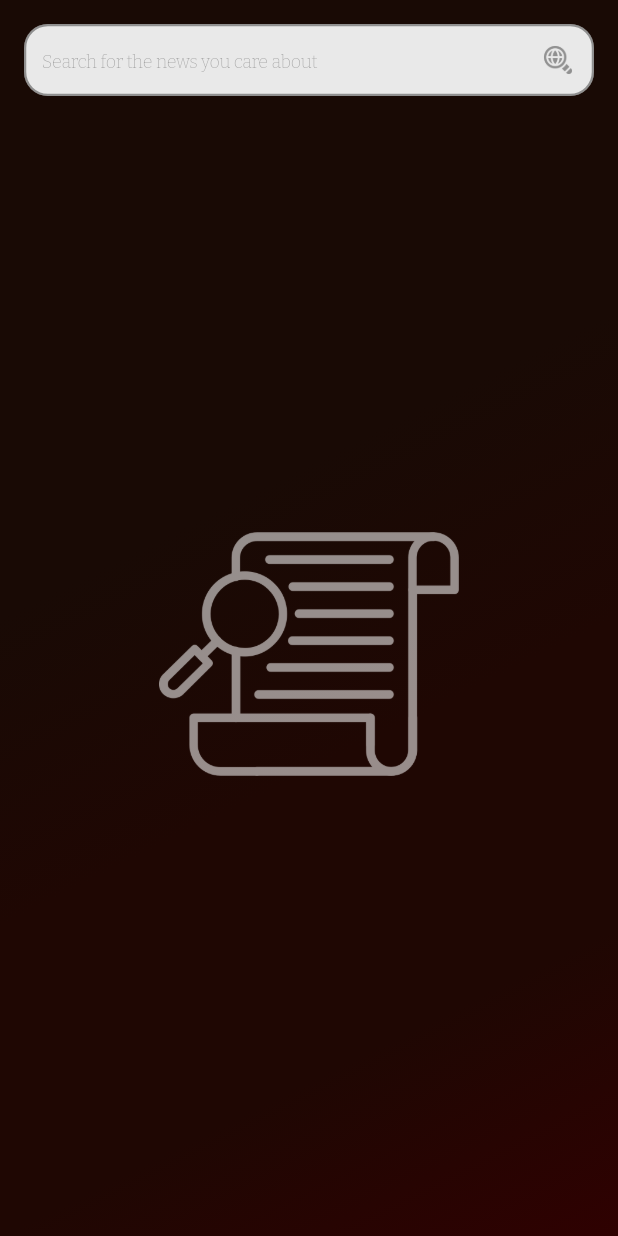
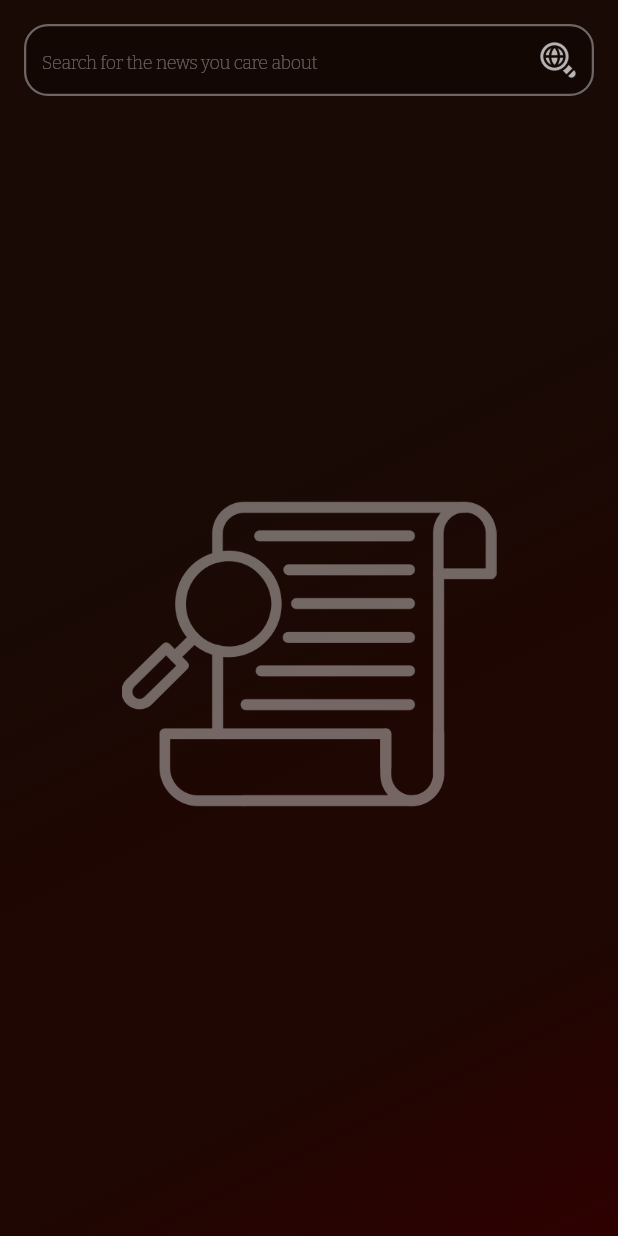
Before and after one commit to MAHDY-714/amanh_news_app, a Flutter app: the SearchView screen opened by its route, on a phone screen of 412 x 824 dp. Run offline on Flutter 3.47's test engine with Material 3 defaults, Android fonts, the phone set to English and light mode, and no system bars; our stand-ins replace avatar_glow, flutter_tabler_icons, go_router; missing offline and left inert: icon_broken; project files that could hold a hidden picture were left out.

Commit message:
custom theme in my app part 4

```diff
--- a/lib/Features/screens/presentation/views/home/widget/category/category_active.dart
+++ b/lib/Features/screens/presentation/views/home/widget/category/category_active.dart
@@ -1,6 +1,5 @@
 import 'package:amanh_news_app/core/styles/app_colors.dart';
 import 'package:amanh_news_app/core/styles/themes/theme%20styles/navbar_theme.dart';
-import 'package:amanh_news_app/core/utils/constance.dart';
 import 'package:avatar_glow/avatar_glow.dart';
 import 'package:flutter/material.dart';
 
@@ -30,7 +29,7 @@ class CategoryActive extends StatelessWidget {
             glowRadiusFactor: glowRadiusFactor ?? 1.0,
             child: CircleAvatar(
               radius: radius ?? 5.0,
-              backgroundColor: AppColor.red,
+              backgroundColor: AppColor.red2,
               child: child ?? null,
             ))
         : CircleAvatar(
--- a/lib/Features/screens/presentation/views/home/widget/category/news_categories_list_view.dart
+++ b/lib/Features/screens/presentation/views/home/widget/category/news_categories_list_view.dart
@@ -13,13 +13,13 @@ class NewsCategoriesListView extends StatelessWidget {
   Widget build(BuildContext context) {
     return Container(
       height:
-          kHeightConditions(context, valueIsTrue: 150.0, valueIsFalse: 160.0),
+          kHeightConditions(context, valueIsTrue: 140.0, valueIsFalse: 160.0),
       width: kWidth(context),
       child: ListView.builder(
         itemBuilder: ((context, index) => NewsCategoriesItemBuilder(
               imageCategory: AssetsImages.newsCategoriesImages[index],
               nameCategory: kNewsCategoriesName[index],
-              isActive: index == 0 ? true : false,
+              isActive: index == 5 ? true : false,
             )),
         itemCount: kNewsCategoriesName.length - 1,
         scrollDirection: Axis.horizontal,
--- a/lib/Features/screens/presentation/views/search/search_body_view.dart
+++ b/lib/Features/screens/presentation/views/search/search_body_view.dart
@@ -10,6 +10,7 @@ class SearchBodyView extends StatelessWidget {
   @override
   Widget build(BuildContext context) {
     return BodyColor(
+      child: SafeArea(
         child: Padding(
           padding: const EdgeInsets.all(16.0),
           child: Column(
@@ -24,14 +25,15 @@ class SearchBodyView extends StatelessWidget {
                     AssetsImages.noBody,
                     // color: Colors.white70,
                     color: ThemeApp.noBodyIconColorThemeApp(context),
-                  height: 200,
-                  width: 200,
+                    height: 250,
+                    // width: 200,
                   ),
                 ),
               ),
             ],
           ),
         ),
+      ),
     );
   }
 }
--- a/lib/Features/screens/presentation/views/search/search_view.dart
+++ b/lib/Features/screens/presentation/views/search/search_view.dart
@@ -7,7 +7,8 @@ class SearchView extends StatelessWidget {
   @override
   Widget build(BuildContext context) {
     return Scaffold(
-      body: SafeArea(child: const SearchBodyView()),
+
+      body: const SearchBodyView(),
     );
   }
 }
--- a/lib/Features/screens/presentation/views/search/widget/search_text_field.dart
+++ b/lib/Features/screens/presentation/views/search/widget/search_text_field.dart
@@ -1,4 +1,4 @@
-import 'package:amanh_news_app/core/styles/assets/assets_images.dart';
+import 'package:amanh_news_app/core/styles/decorations.dart';
 import 'package:amanh_news_app/core/styles/themes/theme%20styles/input_decoration_theme.dart';
 import 'package:flutter/material.dart';
 
@@ -10,24 +10,10 @@ class SearchTextField extends StatelessWidget {
   @override
   Widget build(BuildContext context) {
     return TextFormField(
-        decoration: InputDecoration(
-            contentPadding: EdgeInsetsDirectional.all(8.0),
-            enabledBorder: InputDecorationThemeApp.enabledBorderTheme(context),
-            focusedBorder: InputDecorationThemeApp.focusedBorderTheme(context),
-            fillColor: InputDecorationThemeApp.formFieldColorTheme(context),
-            filled: true,
-            hintText: 'Search for the news you care about',
-            hintStyle: InputDecorationThemeApp.themeHintStyle(context),
-            hintFadeDuration: Duration(seconds: 1),
-            suffixIcon: IconButton(
-                onPressed: () {},
-                icon: Image(
-                    height: 20,
-                    width: 20,
-                    color:
-                        InputDecorationThemeApp.suffixIconColorTheme(context),
-                    image: AssetImage(
-                      AssetsImages.searchIcon,
-                    )))));
+      style: InputDecorationThemeApp.themeFormFieldStyle(context),
+      // selectionHeightStyle: BoxHeightStyle.includeLineSpacingBottom,
+
+      decoration: Decorations.InputFormFieldDecoration(context),
+    );
   }
 }
--- a/lib/core/styles/app_colors.dart
+++ b/lib/core/styles/app_colors.dart
@@ -2,21 +2,30 @@ import 'package:flutter/material.dart';
 
 abstract class AppColor {
   AppColor._();
-  static const redLight = Color(0xFFFF5C59);
+  static const pink = Color(0xFFFFC5C5);
+  static const pink2 = Color(0xFFFF5C59);
   static const red = Color(0xFFD00303);
-  static const redDeep = Color(0xFF590100);
+  static const red2 = Color(0xFFAE0000);
+  static const redDeep = Color(0xFF750200);
   static const redDeep2 = Color(0xFF670000);
-  static const redDeep3 = Color(0xFF750200);
-  static const redDeep4 = Color(0xFF270000);
+  static const redDeep3 = Color(0xFF590100);
+  static const redDeep4 = Color(0xFF3E0401);
   static const redDeep5 = Color(0xFF2F0101);
-  static const formFieldColor = Color(0xFFE9E9E9);
-  static const greyColor = Colors.black38;
+  static const redDeep6 = Color(0xFF270000);
+  static const redDeep7 = Color(0xFF230401);
+  static const redDeep10 = Color(0x09FF1100);
+  static const black26 = Colors.black26;
+  static const black87 = Colors.black87;
+  static const black = Colors.black;
+  static const white12 = Colors.white12;
+  static const white24 = Colors.white24;
   static const white38 = Colors.white38;
   static const white54 = Colors.white54;
   static const white70 = Colors.white70;
-  static const backgroundHomeNavBar = Color(0xFFC9CACA);
-  static const borderHomeNavBar = Color(0xFF3E0401);
-
+  static const white80 = Color(0xFFC9CACA);
+  static const white90 = Color(0xFFE9E9E9);
+  static const white = Colors.white;
+  static const transparent = Colors.transparent;
   static const bodyColor = [
     Color(0xFF190A05),
     Color(0xFF190A05),
--- /dev/null
+++ b/lib/core/styles/decorations.dart
@@ -0,0 +1,64 @@
+import 'package:amanh_news_app/core/styles/assets/assets_images.dart';
+import 'package:amanh_news_app/core/styles/media_quire_and_spaces.dart';
+import 'package:amanh_news_app/core/styles/themes/theme%20styles/input_decoration_theme.dart';
+import 'package:amanh_news_app/core/styles/themes/theme_app.dart';
+import 'package:flutter/material.dart';
+
+abstract class Decorations {
+  Decorations._();
+
+  static BoxDecoration newsCategoryDecoration({required String image}) {
+    return BoxDecoration(
+      color: Colors.blue,
+      borderRadius: BorderRadius.circular(16.0),
+      image: DecorationImage(
+        fit: BoxFit.cover,
+        image: AssetImage(image),
+      ),
+    );
+  }
+
+  static BoxDecoration imageInNewsItemBuilderBoxDecoration(context,
+      {required String image}) {
+    return BoxDecoration(
+      color: Color(0xFF420504),
+      border: BorderDirectional(
+          bottom: BorderSide(
+        color: ThemeApp.borderNewsItemColorThemeApp(context),
+        width: 1.5,
+      )),
+      borderRadius: BorderRadius.circular(15.0),
+      image: DecorationImage(
+        fit: BoxFit.cover,
+        image: AssetImage(image),
+      ),
+    );
+  }
+
+  static   InputDecoration InputFormFieldDecoration(context) {
+    return InputDecoration(
+        contentPadding: EdgeInsetsDirectional.symmetric(
+            horizontal: 8,
+            vertical: kHeightConditions(
+              context,
+              valueIsTrue: 8.0,
+              valueIsFalse: 16.0,
+            )),
+        enabledBorder: InputDecorationThemeApp.enabledBorderTheme(context),
+        focusedBorder: InputDecorationThemeApp.focusedBorderTheme(context),
+        fillColor: InputDecorationThemeApp.formFieldColorTheme(context),
+        hintText: 'Search for the news you care about',
+        hintStyle: InputDecorationThemeApp.themeHintStyle(context),
+        hintFadeDuration: Duration(seconds: 1),
+        suffixIcon: IconButton(
+            onPressed: () {},
+            icon: Image(
+                height: 25,
+                width: 25,
+                color: InputDecorationThemeApp.suffixIconColorTheme(context),
+                image: AssetImage(
+                  AssetsImages.searchIcon,
+                ))));
+  }
+
+}
--- a/lib/core/styles/themes/theme styles/input_decoration_theme.dart
+++ b/lib/core/styles/themes/theme styles/input_decoration_theme.dart
@@ -11,13 +11,22 @@ abstract class InputDecorationThemeApp extends ThemeApp {
   static formFieldColorTheme(context) =>
       Theme.of(context).inputDecorationTheme.fillColor;
 
-  static suffixIconColorTheme(context) => Theme.of(context).inputDecorationTheme.suffixIconColor;
+  static suffixIconColorTheme(context) =>
+      Theme.of(context).inputDecorationTheme.suffixIconColor;
   static themeHintStyle(context) =>
       Theme.of(context).inputDecorationTheme.hintStyle!.copyWith(
             fontSize: kWidthConditions(
               context,
               valueIsTrue: 10.0,
               valueIsFalse: 12.0,
+            ),
+          );
+  static themeFormFieldStyle(context) =>
+      Theme.of(context).textTheme.displayMedium!.copyWith(
+            fontSize: kWidthConditions(
+              context,
+              valueIsTrue: 13.0,
+              valueIsFalse: 17.0,
             ),
           );
 }
--- a/lib/core/styles/themes/theme_app.dart
+++ b/lib/core/styles/themes/theme_app.dart
@@ -14,4 +14,6 @@ abstract class ThemeApp {
   }
 
   static noBodyIconColorThemeApp(context) => Theme.of(context).primaryColor;
+  static backgroundNewsItemColorThemeApp(context) => Theme.of(context).hoverColor;
+  static borderNewsItemColorThemeApp(context) => Theme.of(context).dividerColor;
 }
```
Also changed, not shown: lib/Features/screens/presentation/views/home/widget/category/news_categories_item_view.dart (+19 -22 lines), lib/Features/screens/presentation/views/home/widget/news/news_image_in_item_view.dart (+4 -3 lines), lib/Features/screens/presentation/views/home/widget/news/news_item_view.dart (+6 -5 lines), lib/Features/screens/presentation/views/settings/settings_body_view.dart (+7 -4 lines), lib/Features/screens/presentation/views/widget/home_button_nav_bar.dart (+5 -9 lines), lib/core/styles/box_decorations.dart (deleted, +0 -32 lines), lib/core/styles/text_styles.dart (+15 -6 lines), lib/core/styles/themes/dark_theme.dart (+24 -13 lines), lib/core/styles/themes/light_theme.dart (+16 -14 lines), lib/core/styles/themes/theme styles/text_theme.dart (+5 -5 lines). Lines whose indentation alone changed are shown as unchanged.
